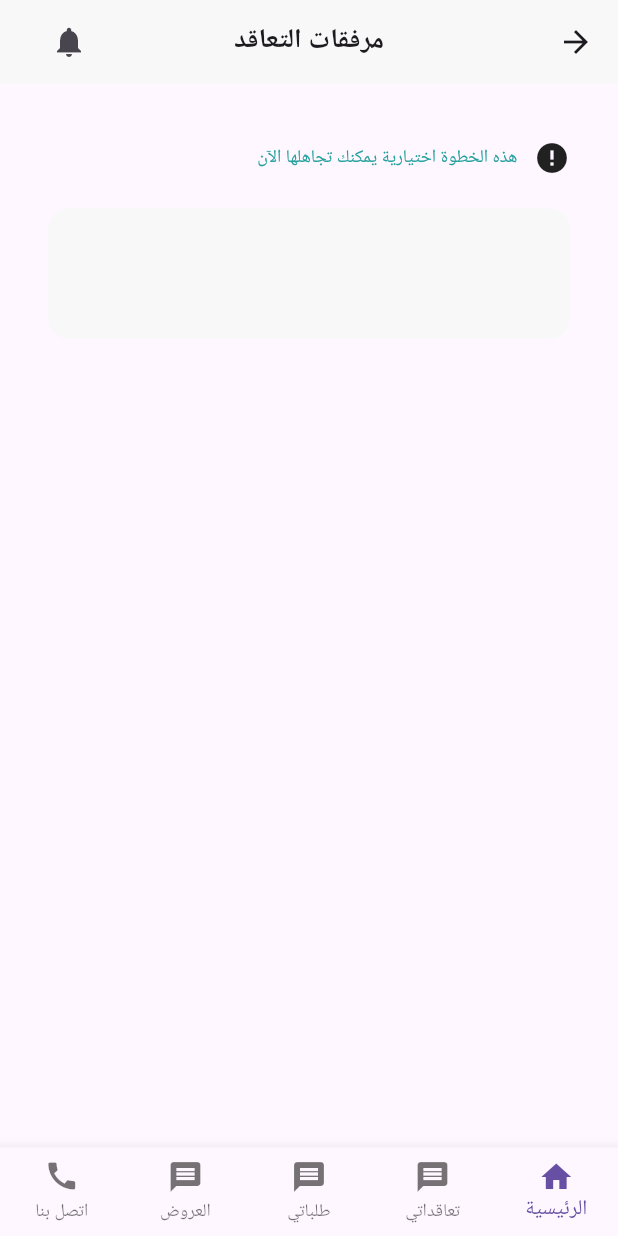
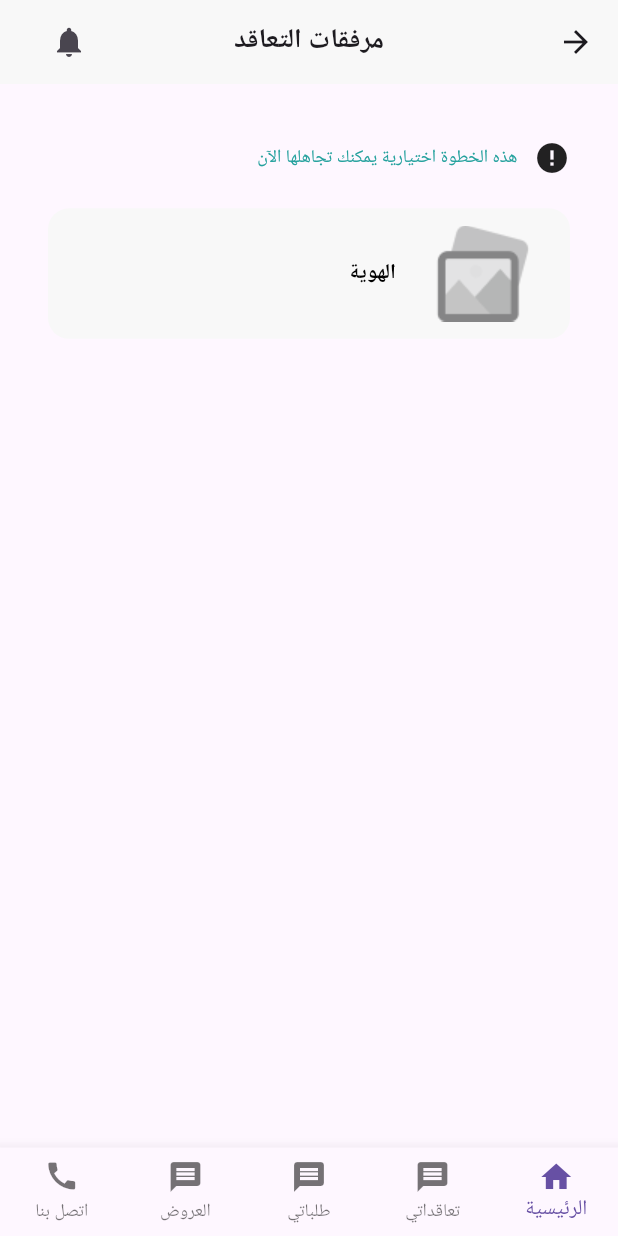
Before and after one commit to Salma-Ahmed3/ThePlattForm, a Flutter app: the ContractAttachmentsView screen opened by its route, on a phone screen of 412 x 824 dp. Run offline on Flutter 3.47's test engine with Material 3 defaults, Android fonts, the phone set to English and light mode, and no system bars; our stand-ins replace flutter_screenutil, google_fonts; missing offline and left inert: svg_flutter; Roboto replaces fonts that are missing (Alexandria).

Commit message:
update code

```diff
--- a/lib/Feauters/Contract attachments/Presentation/views/widgets/contract_attachments_view_body.dart
+++ b/lib/Feauters/Contract attachments/Presentation/views/widgets/contract_attachments_view_body.dart
@@ -1,6 +1,8 @@
 import 'package:flutter/material.dart';
 import 'package:flutter/widgets.dart';
 import 'package:flutter_screenutil/flutter_screenutil.dart';
+import 'package:nowproject/core/utils/app_images.dart';
+import 'package:svg_flutter/svg_flutter.dart';
 
 import '../../../../../core/utils/app_text_style.dart';
 
@@ -32,17 +34,31 @@ class ContractAttachmentsViewBody extends StatelessWidget {
                   color: Color(0xffF8F8F8),
                   borderRadius: BorderRadius.circular(14),
                 ),
+                child: CustomContainer(),
               ),
         ],
       ),
     );
   }
 }
-class MyWidget extends StatelessWidget {
-  const MyWidget({super.key});
+class CustomContainer extends StatelessWidget {
+  const CustomContainer({super.key});
 
   @override
   Widget build(BuildContext context) {
-    return Container();
+    return Row(
+      children: [
+        Container(
+                width: 116,
+                height: 69,
+                decoration: BoxDecoration(
+                  color: const Color(0xffF8F8F8),
+                  borderRadius: BorderRadius.circular(14),
+                ),
+                child: Image.asset(Assets.imagesPicIcon),
+              ),
+              Text('الهوية' , style: TextStyles.bold14,)
+      ],
+    );
   }
 }
```
Also changed, not shown: assets/images/upload.png (added).
